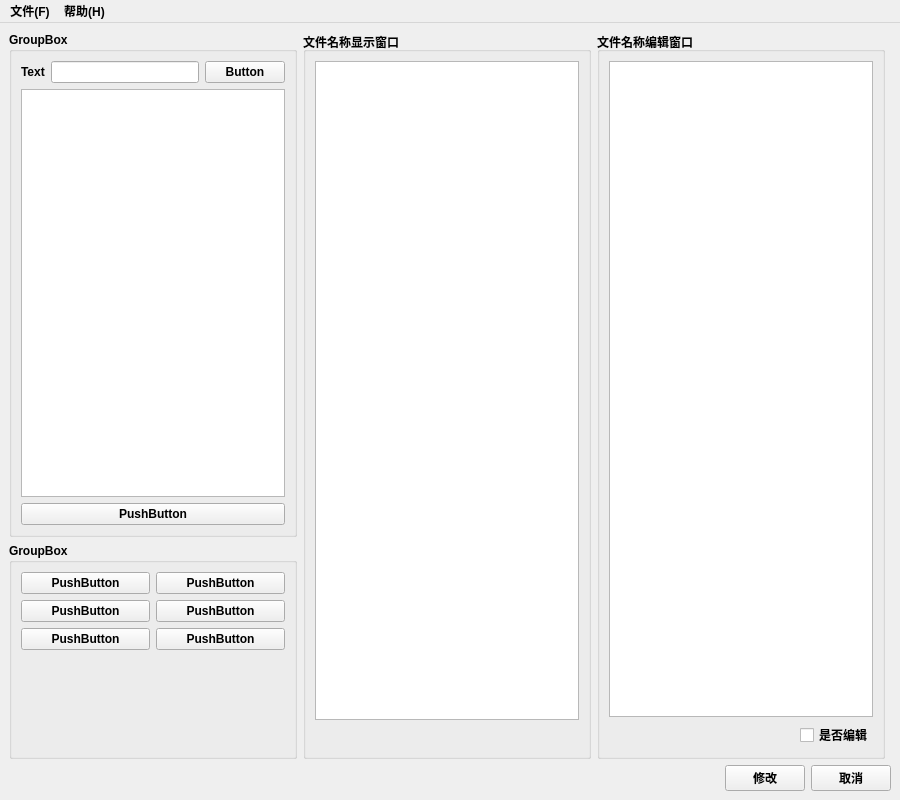
Qt form UI/test.ui (hchX009/ChangeFileNameTool) before a commit.
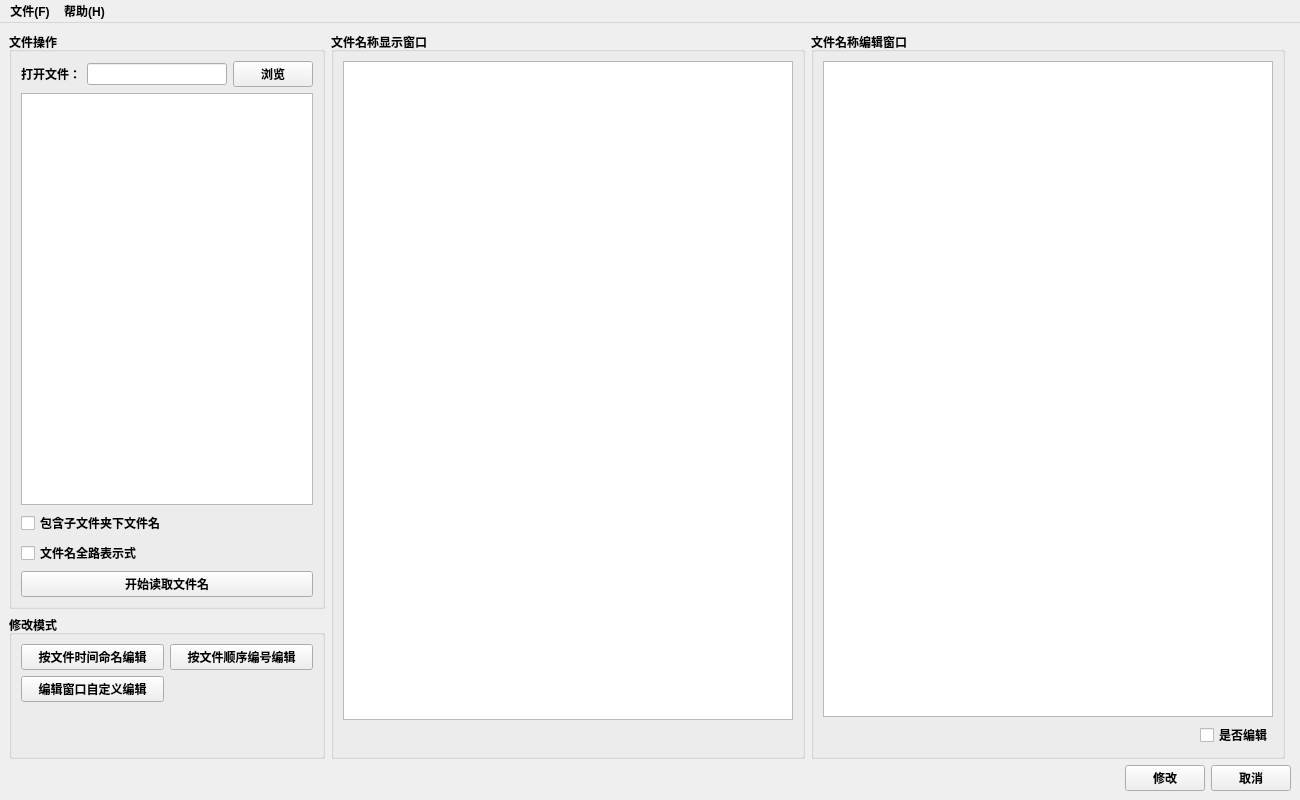
The same form after that commit. Icons and pictures are not drawn.

Commit message: commit 明天尝试和功能绑定 in 2020.08.05

```diff
--- a/UI/test.ui
+++ b/UI/test.ui
@@ -9,7 +9,7 @@
    <rect>
     <x>0</x>
     <y>0</y>
-    <width>900</width>
+    <width>1300</width>
     <height>800</height>
    </rect>
   </property>
@@ -33,59 +33,24 @@
     <normaloff>../Documents/CASC_test.ico</normaloff>../Documents/CASC_test.ico</iconset>
   </property>
   <widget class="QWidget" name="centralwidget">
-   <layout class="QGridLayout" name="gridLayout_2" rowstretch="7,3,1" columnstretch="1,1,1,0">
+   <layout class="QGridLayout" name="gridLayout_2" rowstretch="8,2,1" columnstretch="2,3,3,0">
     <item row="1" column="0">
      <widget class="QGroupBox" name="groupBox_2">
       <property name="title">
-       <string>GroupBox</string>
+       <string>修改模式</string>
       </property>
       <layout class="QVBoxLayout" name="verticalLayout_6">
        <item>
-        <layout class="QGridLayout" name="gridLayout">
-         <item row="1" column="1">
-          <widget class="QPushButton" name="pushButton_8">
-           <property name="text">
-            <string>PushButton</string>
-           </property>
-          </widget>
-         </item>
+        <layout class="QGridLayout" name="operationsGridLayout">
          <item row="1" column="0">
           <widget class="QPushButton" name="pushButton_7">
            <property name="text">
-            <string>PushButton</string>
-           </property>
-          </widget>
-         </item>
-         <item row="0" column="1">
-          <widget class="QPushButton" name="pushButton_6">
-           <property name="text">
-            <string>PushButton</string>
-           </property>
-          </widget>
-         </item>
-         <item row="2" column="1">
-          <widget class="QPushButton" name="pushButton_10">
-           <property name="text">
-            <string>PushButton</string>
+            <string>编辑窗口自定义编辑</string>
            </property>
           </widget>
          </item>
          <item row="2" column="0">
-          <widget class="QPushButton" name="pushButton_9">
-           <property name="text">
-            <string>PushButton</string>
-           </property>
-          </widget>
-         </item>
-         <item row="0" column="0">
-          <widget class="QPushButton" name="pushButton_5">
-           <property name="text">
-            <string>PushButton</string>
-           </property>
-          </widget>
-         </item>
-         <item row="3" column="0">
-          <spacer name="verticalSpacer">
+          <spacer name="operationsVerticalSpacer">
            <property name="orientation">
             <enum>Qt::Vertical</enum>
            </property>
@@ -97,6 +62,20 @@
            </property>
           </spacer>
          </item>
+         <item row="0" column="1">
+          <widget class="QPushButton" name="editBySequenceNumButton">
+           <property name="text">
+            <string>按文件顺序编号编辑</string>
+           </property>
+          </widget>
+         </item>
+         <item row="0" column="0">
+          <widget class="QPushButton" name="editByTimeButton">
+           <property name="text">
+            <string>按文件时间命名编辑</string>
+           </property>
+          </widget>
+         </item>
         </layout>
        </item>
       </layout>
@@ -105,17 +84,17 @@
     <item row="0" column="0">
      <widget class="QGroupBox" name="groupBox">
       <property name="title">
-       <string>GroupBox</string>
+       <string>文件操作</string>
       </property>
       <layout class="QVBoxLayout" name="verticalLayout_5">
        <item>
-        <layout class="QVBoxLayout" name="verticalLayout_4" stretch="1,6,1">
+        <layout class="QVBoxLayout" name="fileOperationVerticalLayout" stretch="1,6,0,1">
          <item>
-          <layout class="QHBoxLayout" name="horizontalLayout_8" stretch="1,7,1">
+          <layout class="QHBoxLayout" name="openFileHorizontalLayout" stretch="1,10,1">
            <item>
             <widget class="QLabel" name="label_2">
              <property name="text">
-              <string>Text</string>
+              <string>打开文件：</string>
              </property>
             </widget>
            </item>
@@ -125,7 +104,7 @@
            <item>
             <widget class="QPushButton" name="pushButton_4">
              <property name="text">
-              <string>Button</string>
+              <string>浏览</string>
              </property>
             </widget>
            </item>
@@ -135,9 +114,27 @@
           <widget class="QTreeView" name="treeView"/>
          </item>
          <item>
-          <widget class="QPushButton" name="pushButton_3">
+          <layout class="QVBoxLayout" name="checkBoxesVerticalLayout">
+           <item>
+            <widget class="QCheckBox" name="involveKidsDirFileNameCheckBox">
+             <property name="text">
+              <string>包含子文件夹下文件名</string>
+             </property>
+            </widget>
+           </item>
+           <item>
+            <widget class="QCheckBox" name="integrateFileNameCheckBox">
+             <property name="text">
+              <string>文件名全路表示式</string>
+             </property>
+            </widget>
+           </item>
+          </layout>
+         </item>
+         <item>
+          <widget class="QPushButton" name="readFileNameButton">
            <property name="text">
-            <string>PushButton</string>
+            <string>开始读取文件名</string>
            </property>
           </widget>
          </item>
@@ -266,7 +263,7 @@
     <rect>
      <x>0</x>
      <y>0</y>
-     <width>900</width>
+     <width>1300</width>
      <height>26</height>
     </rect>
    </property>
```
Left out of the diff: 14 changed lines with no effect on the pictures.
